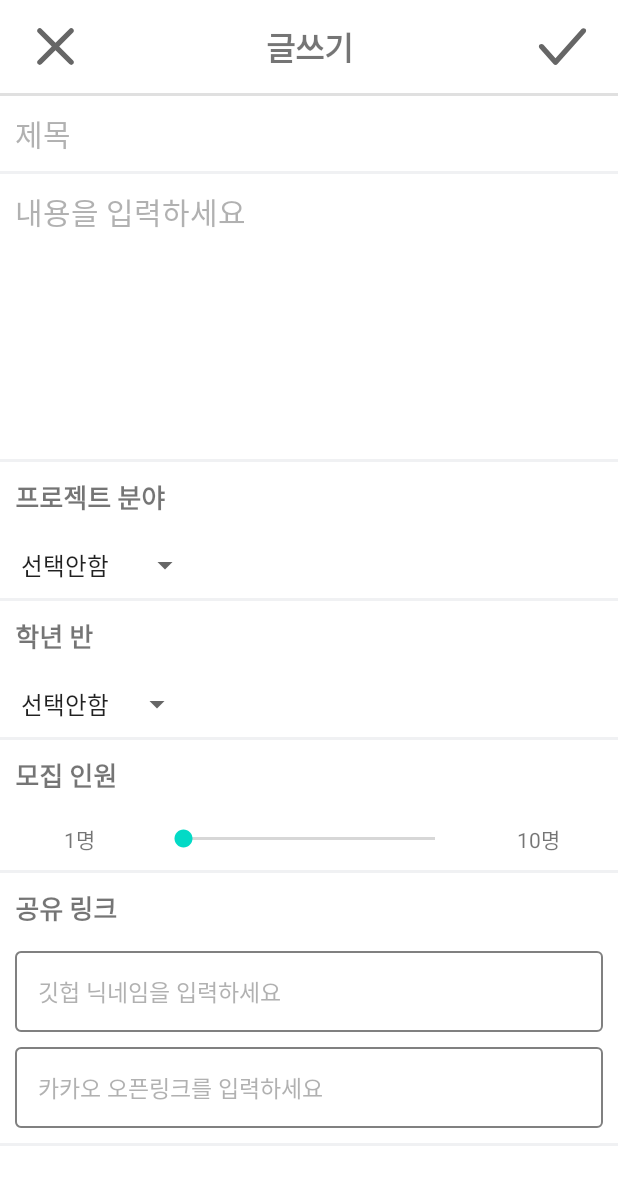
After one commit to DMU-UGOT/ugot-android, an Android app: the TeamPostWriteDetailActivity screen opened directly, with no data from a screen before it, on a phone screen of 412 x 824 dp. The commit adds this screen. Shown: the top 1185 px of the screen. Run offline under Robolectric (Android 15) with nearby library versions, the phone set to English and light mode, and no system bars; our stand-ins replace data binding.

Commit message:
팀빌딩 게시글작성 상세페이지 추가 및 코드수정

```diff
--- a/app/src/main/AndroidManifest.xml
+++ b/app/src/main/AndroidManifest.xml
@@ -15,6 +15,9 @@
         android:theme="@style/Theme.Ugotprototype"
         tools:targetApi="31">
         <activity
+            android:name=".ui.team.view.TeamPostWriteDetailActivity"
+            android:exported="false" />
+        <activity
             android:name=".ui.team.view.TeamSearchDetailActivity"
             android:exported="false" />
         <activity
@@ -27,6 +30,7 @@
             android:theme="@style/SplashTheme">
             <intent-filter>
                 <action android:name="android.intent.action.MAIN" />
+
                 <category android:name="android.intent.category.LAUNCHER" />
             </intent-filter>
         </activity>
--- a/app/src/main/java/com/example/ugotprototype/ui/team/view/TeamFragment.kt
+++ b/app/src/main/java/com/example/ugotprototype/ui/team/view/TeamFragment.kt
@@ -7,12 +7,10 @@ import android.util.Log
 import android.view.LayoutInflater
 import android.view.View
 import android.view.ViewGroup
-import androidx.activity.result.ActivityResultLauncher
 import androidx.activity.result.contract.ActivityResultContracts
 import androidx.databinding.DataBindingUtil
 import androidx.fragment.app.Fragment
 import androidx.fragment.app.viewModels
-import com.example.ugotprototype.MainActivity
 import com.example.ugotprototype.R
 import com.example.ugotprototype.data.TeamData
 import com.example.ugotprototype.databinding.FragmentTeamBinding
@@ -27,7 +25,6 @@ class TeamFragment : Fragment() {
     private lateinit var teamRecyclerViewAdapter: TeamRecyclerViewAdapter
     private var teamItems = ArrayList<TeamData>()
 
-    private lateinit var resultLauncher: ActivityResultLauncher<Intent>
 
     override fun onCreateView(
         inflater: LayoutInflater,
@@ -54,18 +51,8 @@ class TeamFragment : Fragment() {
             teamRecyclerViewAdapter.setData(it)
         }
 
-        resultLauncher =
-            registerForActivityResult(ActivityResultContracts.StartActivityForResult()) { result ->
-                if (result.resultCode == Activity.RESULT_OK) {
-                    val data: Intent? = result.data
-                    val resultText = data?.getStringExtra("resultText")
-                    if (resultText != null) {
-                        Log.d("main", resultText)
-                    }
-                }
-            }
-
         goToTeamSearchDetail()
+        goToTeamPostWriteDetail()
     }
 
     private fun testData() {
@@ -109,8 +96,39 @@ class TeamFragment : Fragment() {
     }
 
     private fun goToTeamSearchDetail() {
+
+        var goToSearchResultLauncher =
+            registerForActivityResult(ActivityResultContracts.StartActivityForResult()) { result ->
+                if (result.resultCode == Activity.RESULT_OK) {
+                    val data: Intent? = result.data
+                    val resultText = data?.getStringExtra("resultText")
+                    if (resultText != null) {
+                        Log.d("main", resultText)
+                    }
+                }
+            }
+
         binding.btGoDetailSearch.setOnClickListener {
-            resultLauncher.launch(Intent(requireContext(), TeamSearchDetailActivity::class.java))
+            goToSearchResultLauncher.launch(Intent(requireContext(), TeamSearchDetailActivity::class.java))
         }
     }
+
+    private fun goToTeamPostWriteDetail(){
+
+        var goToPostWriteResultLauncher =
+            registerForActivityResult(ActivityResultContracts.StartActivityForResult()) { result ->
+                if (result.resultCode == Activity.RESULT_OK) {
+                    val data: Intent? = result.data
+                    val resultText = data?.getStringExtra("resultText")
+                    if (resultText != null) {
+                        Log.d("main", resultText)
+                    }
+                }
+            }
+
+        binding.fabTeam.setOnClickListener {
+            goToPostWriteResultLauncher.launch(Intent(requireContext(), TeamPostWriteDetailActivity::class.java))
+        }
+
+    }
 }
--- /dev/null
+++ b/app/src/main/java/com/example/ugotprototype/ui/team/view/TeamPostWriteDetailActivity.kt
@@ -0,0 +1,61 @@
+package com.example.ugotprototype.ui.team.view
+
+import android.app.Activity
+import android.content.Intent
+import androidx.appcompat.app.AppCompatActivity
+import android.os.Bundle
+import android.util.Log
+import android.widget.ArrayAdapter
+import android.widget.Toast
+import androidx.databinding.DataBindingUtil
+import com.example.ugotprototype.R
+import com.example.ugotprototype.databinding.ActivityTeamPostWriteDetailBinding
+
+class TeamPostWriteDetailActivity : AppCompatActivity() {
+    private lateinit var binding: ActivityTeamPostWriteDetailBinding
+
+
+    override fun onCreate(savedInstanceState: Bundle?) {
+        super.onCreate(savedInstanceState)
+        binding = DataBindingUtil.setContentView(this, R.layout.activity_team_post_write_detail)
+
+        postFieldSet()
+        postClassSet()
+        checkPostRegister()
+    }
+
+    private fun checkPostRegister() {
+        binding.btTeamPostRegister.setOnClickListener {
+            Log.d("test", binding.classSpinner.selectedItemId.toString())
+            if (binding.classSpinner.selectedItemPosition != 0 && binding.fieldSpinner.selectedItemPosition != 0 && binding.etTitleName.getText()
+                    .toString() != null && binding.etTitleDetail.getText()
+                    .toString() != null && binding.etInputGithubLink.getText()
+                    .toString() != null && binding.etInputKakaoOpenLink.getText().toString() != null
+            ) {
+                val resultIntent = Intent()
+                resultIntent.putExtra("resultText", "text")
+                setResult(Activity.RESULT_OK, resultIntent)
+                finish()
+            } else {
+                Toast.makeText(this, "입력되지 않은 항목이 있습니다", Toast.LENGTH_SHORT).show()
+            }
+        }
+    }
+
+    private fun postFieldSet() {
+
+        val adapter = ArrayAdapter.createFromResource(
+            this, R.array.team_post_field_item, android.R.layout.simple_spinner_item
+        )
+        adapter.setDropDownViewResource(android.R.layout.simple_spinner_dropdown_item)
+        binding.fieldSpinner.adapter = adapter
+    }
+
+    private fun postClassSet() {
+        val adapter = ArrayAdapter.createFromResource(
+            this, R.array.team_post_class_item, android.R.layout.simple_spinner_item
+        )
+        adapter.setDropDownViewResource(android.R.layout.simple_spinner_dropdown_item)
+        binding.classSpinner.adapter = adapter
+    }
+}
--- /dev/null
+++ b/app/src/main/res/drawable/ic_team_post_close.xml
@@ -0,0 +1,9 @@
+<vector xmlns:android="http://schemas.android.com/apk/res/android"
+    android:width="42dp"
+    android:height="42dp"
+    android:viewportWidth="24"
+    android:viewportHeight="24">
+  <path
+      android:pathData="M5.293,5.293C5.683,4.902 6.317,4.902 6.707,5.293L12,10.586L17.293,5.293C17.683,4.902 18.317,4.902 18.707,5.293C19.098,5.683 19.098,6.317 18.707,6.707L13.414,12L18.707,17.293C19.098,17.683 19.098,18.317 18.707,18.707C18.317,19.098 17.683,19.098 17.293,18.707L12,13.414L6.707,18.707C6.317,19.098 5.683,19.098 5.293,18.707C4.902,18.317 4.902,17.683 5.293,17.293L10.586,12L5.293,6.707C4.902,6.317 4.902,5.683 5.293,5.293Z"
+      android:fillColor="#666666"/>
+</vector>
--- /dev/null
+++ b/app/src/main/res/drawable/ic_team_post_register.xml
@@ -0,0 +1,9 @@
+<vector xmlns:android="http://schemas.android.com/apk/res/android"
+    android:width="42dp"
+    android:height="42dp"
+    android:viewportWidth="24"
+    android:viewportHeight="24">
+  <path
+      android:pathData="M20.664,5.253C21.077,5.62 21.114,6.252 20.747,6.664L10.081,18.664C9.891,18.878 9.619,19 9.333,19C9.048,19 8.776,18.878 8.586,18.664L3.253,12.664C2.886,12.252 2.923,11.62 3.336,11.253C3.748,10.886 4.38,10.923 4.747,11.336L9.333,16.495L19.253,5.336C19.619,4.923 20.252,4.886 20.664,5.253Z"
+      android:fillColor="#666666"/>
+</vector>
--- /dev/null
+++ b/app/src/main/res/drawable/team_post_detail_et_background.xml
@@ -0,0 +1,9 @@
+<?xml version="1.0" encoding="utf-8"?>
+<shape xmlns:android="http://schemas.android.com/apk/res/android"
+    android:shape="rectangle">
+    <corners android:radius="3dp" />
+    <stroke
+        android:width="1dp"
+        android:color="@color/gray" />
+    <solid android:color="@android:color/transparent" />
+</shape>
--- /dev/null
+++ b/app/src/main/res/layout/activity_team_post_write_detail.xml
@@ -0,0 +1,298 @@
+<?xml version="1.0" encoding="utf-8"?>
+<layout xmlns:android="http://schemas.android.com/apk/res/android"
+    xmlns:app="http://schemas.android.com/apk/res-auto"
+    xmlns:tools="http://schemas.android.com/tools">
+
+    <androidx.constraintlayout.widget.ConstraintLayout
+        android:layout_width="match_parent"
+        android:layout_height="match_parent">
+
+        <androidx.constraintlayout.widget.ConstraintLayout
+            android:id="@+id/top_view"
+            android:layout_width="match_parent"
+            android:layout_height="wrap_content"
+            app:layout_constraintEnd_toEndOf="parent"
+            app:layout_constraintStart_toStartOf="parent"
+            app:layout_constraintTop_toTopOf="parent">
+
+            <Button
+                android:id="@+id/bt_team_post_cancel"
+                android:layout_width="wrap_content"
+                android:layout_height="wrap_content"
+                android:background="@android:color/transparent"
+                android:drawableLeft="@drawable/ic_team_post_close"
+                app:layout_constraintStart_toStartOf="parent"
+                app:layout_constraintTop_toTopOf="parent" />
+
+            <TextView
+                android:layout_width="wrap_content"
+                android:layout_height="wrap_content"
+                android:text="글쓰기"
+                android:textSize="21dp"
+                android:textStyle="bold"
+                app:layout_constraintBottom_toBottomOf="@+id/bt_team_post_cancel"
+                app:layout_constraintEnd_toEndOf="parent"
+                app:layout_constraintStart_toStartOf="parent"
+                app:layout_constraintTop_toTopOf="@+id/bt_team_post_cancel"
+                tools:text="글쓰기" />
+
+            <Button
+                android:id="@+id/bt_team_post_register"
+                android:layout_width="wrap_content"
+                android:layout_height="wrap_content"
+                android:background="@android:color/transparent"
+                android:drawableRight="@drawable/ic_team_post_register"
+                app:layout_constraintEnd_toEndOf="parent"
+                app:layout_constraintTop_toTopOf="parent" />
+
+            <View
+                android:id="@+id/post_register_top_line"
+                android:layout_width="match_parent"
+                android:layout_height="2dp"
+                android:background="#E0E0E0"
+                app:layout_constraintTop_toBottomOf="@+id/bt_team_post_cancel" />
+        </androidx.constraintlayout.widget.ConstraintLayout>
+
+        <ScrollView
+            android:layout_width="match_parent"
+            android:layout_height="0dp"
+            app:layout_constraintBottom_toBottomOf="parent"
+            app:layout_constraintEnd_toEndOf="parent"
+            app:layout_constraintStart_toStartOf="parent"
+            app:layout_constraintTop_toBottomOf="@+id/top_view">
+
+            <androidx.constraintlayout.widget.ConstraintLayout
+                android:layout_width="match_parent"
+                android:layout_height="match_parent">
+
+
+                <EditText
+                    android:id="@+id/et_title_name"
+                    android:layout_width="match_parent"
+                    android:layout_height="wrap_content"
+                    android:layout_margin="10dp"
+                    android:background="@android:color/transparent"
+                    android:hint="제목"
+                    android:textColorHint="@color/color_80636363"
+                    android:textSize="20dp"
+                    app:layout_constraintStart_toStartOf="parent"
+                    app:layout_constraintTop_toTopOf="parent" />
+
+                <View
+                    android:id="@+id/title_line"
+                    android:layout_width="match_parent"
+                    android:layout_height="2dp"
+                    android:layout_marginTop="10dp"
+                    android:background="@color/color_F0F1F3"
+                    app:layout_constraintTop_toBottomOf="@+id/et_title_name" />
+
+                <EditText
+                    android:id="@+id/et_title_detail"
+                    android:layout_width="match_parent"
+                    android:layout_height="wrap_content"
+                    android:layout_margin="10dp"
+                    android:background="@android:color/transparent"
+                    android:gravity="top|start"
+                    android:hint="내용을 입력하세요"
+                    android:textColorHint="@color/color_80636363"
+                    android:textSize="20dp"
+                    app:layout_constraintTop_toBottomOf="@+id/title_line" />
+
+                <View
+                    android:id="@+id/title_detail_line"
+                    android:layout_width="match_parent"
+                    android:layout_height="2dp"
+                    android:layout_marginTop="150dp"
+                    android:background="@color/color_F0F1F3"
+                    app:layout_constraintTop_toBottomOf="@+id/et_title_detail" />
+
+                <TextView
+                    android:id="@+id/tv_field_title"
+                    android:layout_width="wrap_content"
+                    android:layout_height="wrap_content"
+                    android:layout_margin="10dp"
+                    android:text="프로젝트 분야"
+                    android:textSize="17dp"
+                    android:textStyle="bold"
+                    app:layout_constraintStart_toStartOf="parent"
+                    app:layout_constraintTop_toBottomOf="@+id/title_detail_line"
+                    tools:text="프로젝트 분야" />
+
+                <TextView
+                    android:id="@+id/tv_project_field_check"
+                    android:layout_width="wrap_content"
+                    android:layout_height="wrap_content"
+                    android:text="필수항목입니다"
+                    android:textColor="#ff0000"
+                    android:textSize="10dp"
+                    android:visibility="invisible"
+                    app:layout_constraintStart_toStartOf="@+id/tv_field_title"
+                    app:layout_constraintTop_toBottomOf="@+id/tv_field_title"
+                    tools:text="필수항목입니다" />
+
+                <Spinner
+                    android:id="@+id/field_spinner"
+                    android:layout_width="wrap_content"
+                    android:layout_height="wrap_content"
+                    android:layout_marginStart="-4dp"
+                    android:layout_marginTop="20dp"
+                    android:textSize="17dp"
+                    app:layout_constraintStart_toStartOf="@+id/tv_field_title"
+                    app:layout_constraintTop_toBottomOf="@+id/tv_field_title" />
+
+                <View
+                    android:id="@+id/field_title_line"
+                    android:layout_width="match_parent"
+                    android:layout_height="2dp"
+                    android:layout_marginTop="10dp"
+                    android:background="@color/color_F0F1F3"
+                    app:layout_constraintTop_toBottomOf="@+id/field_spinner" />
+
+                <TextView
+                    android:id="@+id/tv_class_title"
+                    android:layout_width="wrap_content"
+                    android:layout_height="wrap_content"
+                    android:layout_margin="10dp"
+                    android:layout_marginEnd="10dp"
+                    android:text="학년 반"
+                    android:textSize="17dp"
+                    android:textStyle="bold"
+                    app:layout_constraintStart_toStartOf="parent"
+                    app:layout_constraintTop_toBottomOf="@+id/field_title_line"
+                    tools:text="학년 반" />
+
+                <TextView
+                    android:id="@+id/tv_class_check"
+                    android:layout_width="wrap_content"
+                    android:layout_height="wrap_content"
+                    android:text="필수항목입니다"
+                    android:textColor="#ff0000"
+                    android:textSize="10dp"
+                    android:visibility="invisible"
+                    app:layout_constraintStart_toStartOf="@+id/tv_class_title"
+                    app:layout_constraintTop_toBottomOf="@+id/tv_class_title"
+                    tools:text="필수항목입니다" />
+
+                <Spinner
+                    android:id="@+id/class_spinner"
+                    android:layout_width="wrap_content"
+                    android:layout_height="wrap_content"
+                    android:layout_marginStart="-4dp"
+                    android:layout_marginTop="20dp"
+                    app:layout_constraintStart_toStartOf="@+id/tv_class_title"
+                    app:layout_constraintTop_toBottomOf="@+id/tv_class_title" />
+
+                <View
+                    android:id="@+id/number_line"
+                    android:layout_width="match_parent"
+                    android:layout_height="2dp"
+                    android:layout_marginTop="10dp"
+                    android:background="@color/color_F0F1F3"
+                    app:layout_constraintTop_toBottomOf="@+id/class_spinner" />
+
+                <TextView
+                    android:id="@+id/tv_number_title"
+                    android:layout_width="wrap_content"
+                    android:layout_height="wrap_content"
+                    android:layout_margin="10dp"
+                    android:layout_marginEnd="10dp"
+                    android:text="모집 인원"
+                    android:textSize="17dp"
+                    android:textStyle="bold"
+                    app:layout_constraintStart_toStartOf="parent"
+                    app:layout_constraintTop_toBottomOf="@+id/number_line"
+                    tools:text="모집 인원" />
+
+                <TextView
+                    android:id="@+id/tv_min_number"
+                    android:layout_width="wrap_content"
+                    android:layout_height="wrap_content"
+                    android:text="1명"
+                    app:layout_constraintBottom_toBottomOf="@+id/seekBar"
+                    app:layout_constraintEnd_toStartOf="@+id/seekBar"
+                    app:layout_constraintStart_toStartOf="parent"
+                    app:layout_constraintTop_toTopOf="@+id/seekBar"
+                    tools:text="1명" />
+
+                <SeekBar
+                    android:id="@+id/seekBar"
+                    android:layout_width="200dp"
+                    android:layout_height="wrap_content"
+                    android:layout_marginTop="20dp"
+                    android:max="10"
+                    android:progress="0"
+                    app:layout_constraintEnd_toEndOf="parent"
+                    app:layout_constraintStart_toEndOf="parent"
+                    app:layout_constraintStart_toStartOf="parent"
+                    app:layout_constraintTop_toBottomOf="@+id/tv_number_title" />
+
+                <TextView
+                    android:id="@+id/tv_max_number"
+                    android:layout_width="wrap_content"
+                    android:layout_height="wrap_content"
+                    android:text="10명"
+                    app:layout_constraintBottom_toBottomOf="@+id/seekBar"
+                    app:layout_constraintEnd_toEndOf="parent"
+                    app:layout_constraintStart_toEndOf="@+id/seekBar"
+                    app:layout_constraintTop_toTopOf="@+id/seekBar"
+                    tools:text="10명" />
+
+                <View
+                    android:id="@+id/leader_github_link_line"
+                    android:layout_width="match_parent"
+                    android:layout_height="2dp"
+                    android:layout_marginTop="10dp"
+                    android:background="@color/color_F0F1F3"
+                    app:layout_constraintTop_toBottomOf="@+id/tv_max_number" />
+
+                <TextView
+                    android:id="@+id/tv_github_title"
+                    android:layout_width="wrap_content"
+                    android:layout_height="wrap_content"
+                    android:layout_margin="10dp"
+                    android:text="공유 링크"
+                    android:textSize="17dp"
+                    android:textStyle="bold"
+                    app:layout_constraintStart_toStartOf="parent"
+                    app:layout_constraintTop_toBottomOf="@+id/leader_github_link_line" />
+
+                <EditText
+                    android:id="@+id/et_input_github_link"
+                    android:layout_width="match_parent"
+                    android:layout_height="wrap_content"
+                    android:layout_marginHorizontal="10dp"
+                    android:layout_marginTop="15dp"
+                    android:background="@drawable/team_post_detail_et_background"
+                    android:hint="깃헙 닉네임을 입력하세요"
+                    android:padding="15dp"
+                    android:textColorHint="@color/color_80636363"
+                    android:textSize="15dp"
+                    app:layout_constraintEnd_toEndOf="parent"
+                    app:layout_constraintStart_toStartOf="parent"
+                    app:layout_constraintTop_toBottomOf="@+id/tv_github_title" />
+
+                <EditText
+                    android:id="@+id/et_input_kakao_open_link"
+                    android:layout_width="match_parent"
+                    android:layout_height="0dp"
+                    android:layout_marginHorizontal="10dp"
+                    android:layout_marginTop="10dp"
+                    android:background="@drawable/team_post_detail_et_background"
+                    android:hint="카카오 오픈링크를 입력하세요"
+                    android:padding="15dp"
+                    android:textColorHint="@color/color_80636363"
+                    android:textSize="15dp"
+                    app:layout_constraintEnd_toEndOf="parent"
+                    app:layout_constraintStart_toStartOf="parent"
+                    app:layout_constraintTop_toBottomOf="@+id/et_input_github_link" />
+
+                <View
+                    android:layout_width="match_parent"
+                    android:layout_height="2dp"
+                    android:layout_marginTop="10dp"
+                    android:background="@color/color_F0F1F3"
+                    app:layout_constraintTop_toBottomOf="@+id/et_input_kakao_open_link" />
+            </androidx.constraintlayout.widget.ConstraintLayout>
+        </ScrollView>
+    </androidx.constraintlayout.widget.ConstraintLayout>
+</layout>
--- a/app/src/main/res/layout/fragment_team.xml
+++ b/app/src/main/res/layout/fragment_team.xml
@@ -26,7 +26,7 @@
             android:gravity="left|center_vertical"
             android:padding="10dp"
             android:text="어떤 팀이 궁금하시나요?"
-            android:textColor="#80636363"
+            android:textColor="@color/color_80636363"
             app:layout_constraintEnd_toEndOf="parent"
             app:layout_constraintStart_toStartOf="parent"
             app:layout_constraintTop_toTopOf="parent" />
@@ -136,6 +136,5 @@
             app:layout_constraintBottom_toBottomOf="@+id/nsv_main"
             app:layout_constraintEnd_toEndOf="parent"
             app:tint="@color/white" />
-
     </androidx.constraintlayout.widget.ConstraintLayout>
 </layout>
--- a/app/src/main/res/values/colors.xml
+++ b/app/src/main/res/values/colors.xml
@@ -11,5 +11,6 @@
     <color name="color_FFFFFF">#FFFFFF</color>
 
     <color name="color_F3F3F3">#dee2e6</color>
+    <color name="color_80636363">#80636363</color>
 
 </resources>
--- a/app/src/main/res/values/strings.xml
+++ b/app/src/main/res/values/strings.xml
@@ -17,5 +17,33 @@
     <!-- Splash Activity -->
     <string name="splash_activity_title">타이틀 페이지</string>
 
+    <string-array name="team_post_field_item">
+        <item>선택안함</item>
+        <item>Web</item>
+        <item>Mobile</item>
+        <item>Game</item>
+        <item>Software</item>
+    </string-array>
+
+    <string-array name="team_post_class_item">
+        <item>선택안함</item>
+        <item>1-1</item>
+        <item>1-2</item>
+        <item>1-3</item>
+        <item>2-1</item>
+        <item>2-2</item>
+        <item>2-3</item>
+        <item>3-1</item>
+        <item>3-2</item>
+        <item>3-3</item>
+        <item>4-1</item>
+        <item>4-2</item>
+
+
+
+    </string-array>
+
+
+
 
 </resources>
```
